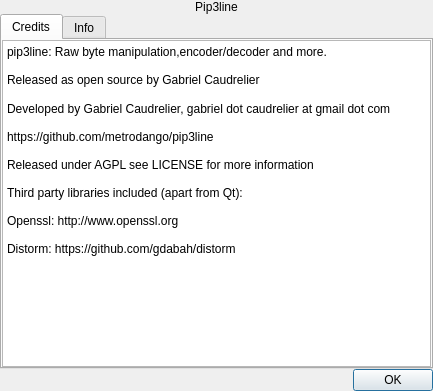
The window that gui/aboutdialog.ui (metrodango/pip3line) describes before a commit, drawn with Qt 5.
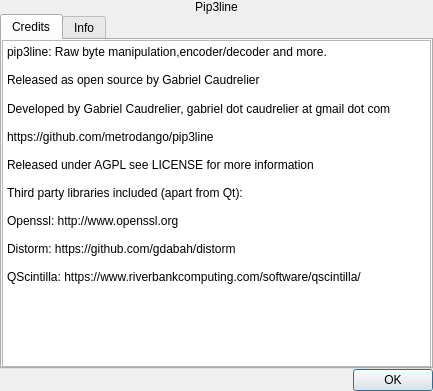
The same window after the commit.

```diff
--- a/gui/aboutdialog.ui
+++ b/gui/aboutdialog.ui
@@ -82,11 +82,11 @@
           <string>&lt;!DOCTYPE HTML PUBLIC &quot;-//W3C//DTD HTML 4.0//EN&quot; &quot;http://www.w3.org/TR/REC-html40/strict.dtd&quot;&gt;
 &lt;html&gt;&lt;head&gt;&lt;meta name=&quot;qrichtext&quot; content=&quot;1&quot; /&gt;&lt;style type=&quot;text/css&quot;&gt;
 p, li { white-space: pre-wrap; }
-&lt;/style&gt;&lt;/head&gt;&lt;body style=&quot; font-family:'Noto Sans'; font-size:10pt; font-weight:400; font-style:normal;&quot;&gt;
+&lt;/style&gt;&lt;/head&gt;&lt;body style=&quot; font-family:'Noto Sans'; font-size:16pt; font-weight:400; font-style:normal;&quot;&gt;
 &lt;p style=&quot; margin-top:0px; margin-bottom:0px; margin-left:0px; margin-right:0px; -qt-block-indent:0; text-indent:0px;&quot;&gt;&lt;span style=&quot; font-family:'Sans Serif'; font-size:9pt;&quot;&gt;pip3line: Raw byte manipulation,encoder/decoder and more.&lt;/span&gt;&lt;/p&gt;
 &lt;p style=&quot;-qt-paragraph-type:empty; margin-top:0px; margin-bottom:0px; margin-left:0px; margin-right:0px; -qt-block-indent:0; text-indent:0px; font-family:'Sans Serif'; font-size:9pt;&quot;&gt;&lt;br /&gt;&lt;/p&gt;
 &lt;p style=&quot; margin-top:0px; margin-bottom:0px; margin-left:0px; margin-right:0px; -qt-block-indent:0; text-indent:0px;&quot;&gt;&lt;span style=&quot; font-family:'Sans Serif'; font-size:9pt;&quot;&gt;Released as open source by Gabriel Caudrelier&lt;/span&gt;&lt;/p&gt;
-&lt;p style=&quot;-qt-paragraph-type:empty; margin-top:0px; margin-bottom:0px; margin-left:0px; margin-right:0px; -qt-block-indent:0; text-indent:0px;&quot;&gt;&lt;br /&gt;&lt;/p&gt;
+&lt;p style=&quot;-qt-paragraph-type:empty; margin-top:0px; margin-bottom:0px; margin-left:0px; margin-right:0px; -qt-block-indent:0; text-indent:0px; font-size:10pt;&quot;&gt;&lt;br /&gt;&lt;/p&gt;
 &lt;p style=&quot; margin-top:0px; margin-bottom:0px; margin-left:0px; margin-right:0px; -qt-block-indent:0; text-indent:0px;&quot;&gt;&lt;span style=&quot; font-family:'Sans Serif'; font-size:9pt;&quot;&gt;Developed by Gabriel Caudrelier, gabriel dot caudrelier at gmail dot com&lt;/span&gt;&lt;/p&gt;
 &lt;p style=&quot;-qt-paragraph-type:empty; margin-top:0px; margin-bottom:0px; margin-left:0px; margin-right:0px; -qt-block-indent:0; text-indent:0px; font-family:'Sans Serif'; font-size:9pt;&quot;&gt;&lt;br /&gt;&lt;/p&gt;
 &lt;p style=&quot; margin-top:0px; margin-bottom:0px; margin-left:0px; margin-right:0px; -qt-block-indent:0; text-indent:0px;&quot;&gt;&lt;span style=&quot; font-family:'Sans Serif'; font-size:9pt;&quot;&gt;https://github.com/metrodango/pip3line&lt;/span&gt;&lt;/p&gt;
@@ -97,7 +97,9 @@
 &lt;p style=&quot;-qt-paragraph-type:empty; margin-top:0px; margin-bottom:0px; margin-left:0px; margin-right:0px; -qt-block-indent:0; text-indent:0px; font-family:'Sans Serif'; font-size:9pt;&quot;&gt;&lt;br /&gt;&lt;/p&gt;
 &lt;p style=&quot; margin-top:0px; margin-bottom:0px; margin-left:0px; margin-right:0px; -qt-block-indent:0; text-indent:0px;&quot;&gt;&lt;span style=&quot; font-family:'Sans Serif'; font-size:9pt;&quot;&gt;Openssl: http://www.openssl.org&lt;/span&gt;&lt;/p&gt;
 &lt;p style=&quot;-qt-paragraph-type:empty; margin-top:0px; margin-bottom:0px; margin-left:0px; margin-right:0px; -qt-block-indent:0; text-indent:0px; font-family:'Sans Serif'; font-size:9pt;&quot;&gt;&lt;br /&gt;&lt;/p&gt;
-&lt;p style=&quot; margin-top:0px; margin-bottom:0px; margin-left:0px; margin-right:0px; -qt-block-indent:0; text-indent:0px;&quot;&gt;&lt;span style=&quot; font-family:'Sans Serif'; font-size:9pt;&quot;&gt;Distorm: https://github.com/gdabah/distorm&lt;/span&gt;&lt;/p&gt;&lt;/body&gt;&lt;/html&gt;</string>
+&lt;p style=&quot; margin-top:0px; margin-bottom:0px; margin-left:0px; margin-right:0px; -qt-block-indent:0; text-indent:0px;&quot;&gt;&lt;span style=&quot; font-family:'Sans Serif'; font-size:9pt;&quot;&gt;Distorm: https://github.com/gdabah/distorm&lt;/span&gt;&lt;/p&gt;
+&lt;p style=&quot;-qt-paragraph-type:empty; margin-top:0px; margin-bottom:0px; margin-left:0px; margin-right:0px; -qt-block-indent:0; text-indent:0px; font-family:'Sans Serif'; font-size:9pt;&quot;&gt;&lt;br /&gt;&lt;/p&gt;
+&lt;p style=&quot; margin-top:0px; margin-bottom:0px; margin-left:0px; margin-right:0px; -qt-block-indent:0; text-indent:0px;&quot;&gt;&lt;span style=&quot; font-family:'Sans Serif'; font-size:9pt;&quot;&gt;QScintilla: https://www.riverbankcomputing.com/software/qscintilla/ &lt;/span&gt;&lt;/p&gt;&lt;/body&gt;&lt;/html&gt;</string>
          </property>
          <property name="textInteractionFlags">
           <set>Qt::LinksAccessibleByKeyboard|Qt::LinksAccessibleByMouse|Qt::TextBrowserInteraction|Qt::TextSelectableByKeyboard|Qt::TextSelectableByMouse</set>
```
